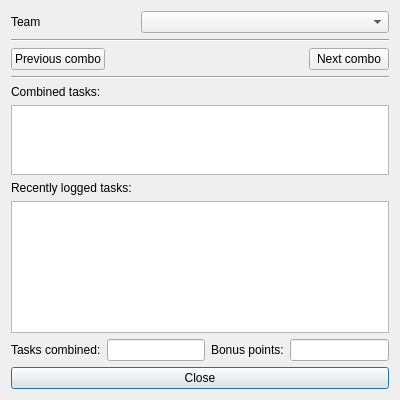
This is gui_combos.ui in FrankMamuda/ketoevent as Qt 5 draws it before an edit. The edited form follows.
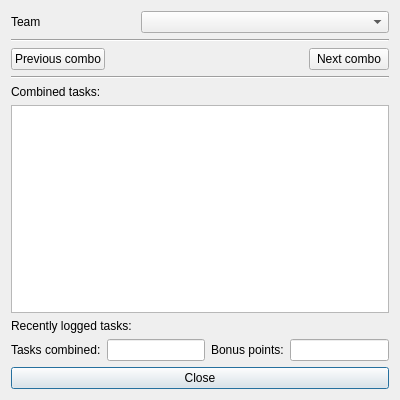
This is the edited form. Icons and pictures are not drawn.

```diff
--- a/gui_combos.ui
+++ b/gui_combos.ui
@@ -19,7 +19,7 @@
   </property>
   <layout class="QVBoxLayout" name="verticalLayout">
    <item>
-    <layout class="QVBoxLayout" name="layoutCombos" stretch="0,0,0,0,0,1,0,5,0">
+    <layout class="QVBoxLayout" name="layoutCombos" stretch="0,0,0,0,0,1,0,0">
      <item>
       <layout class="QHBoxLayout" name="teamLayout" stretch="1,2">
        <item>
@@ -96,9 +96,6 @@
        </property>
       </widget>
      </item>
-     <item>
-      <widget class="QListView" name="listAvailable"/>
-     </item>
      <item>
       <layout class="QGridLayout" name="statsLayout">
        <item row="0" column="1">
```
